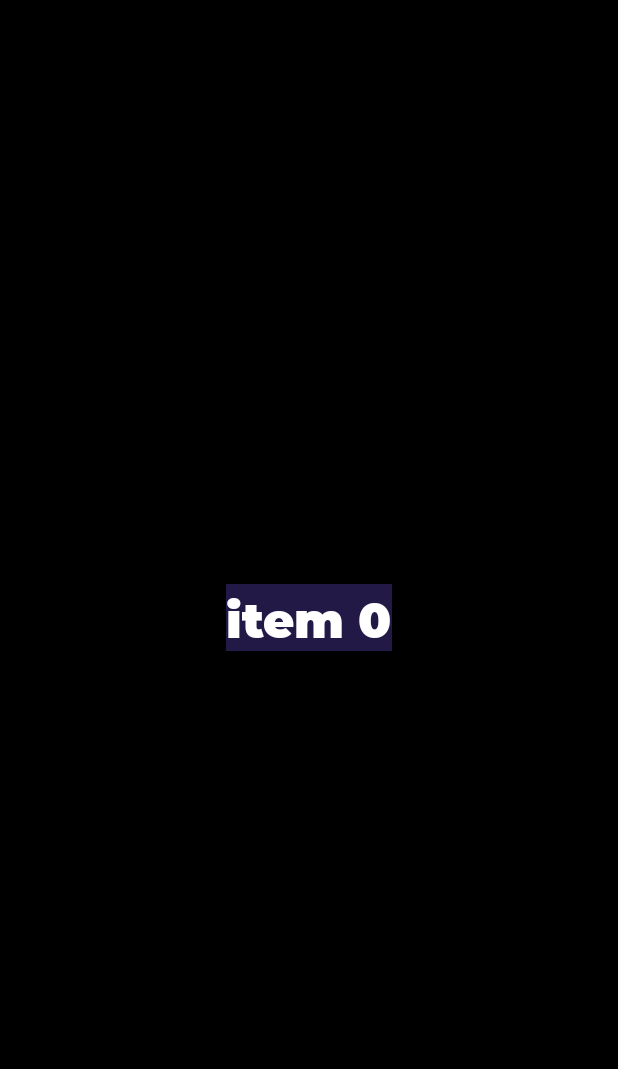
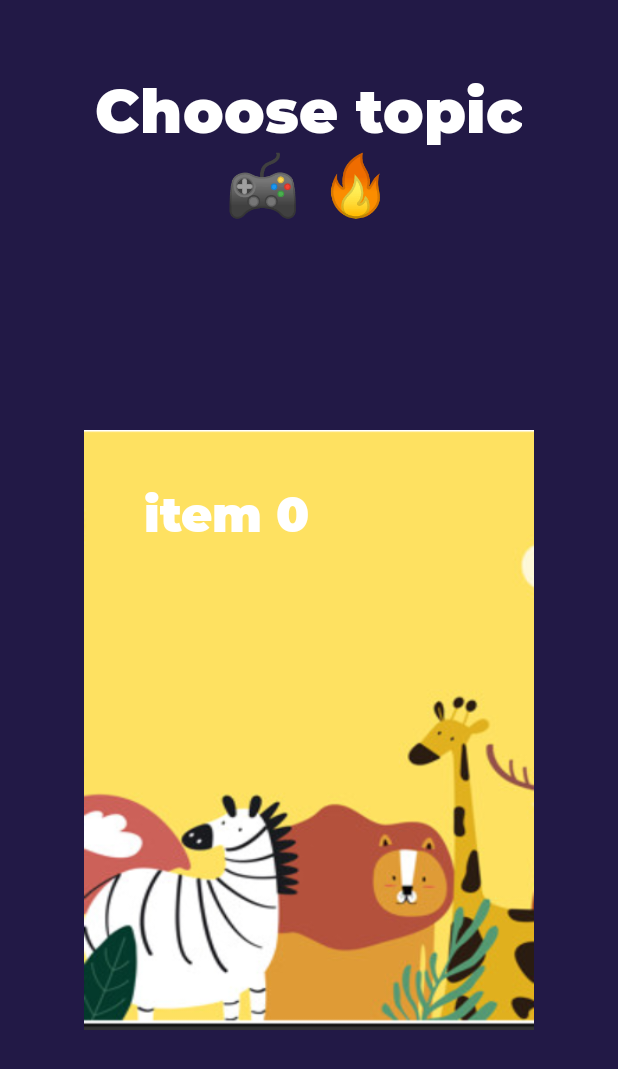
Before and after one commit to totenhund/CrocoUp, an Android app: the screen it shows after launch (MainActivity), on a phone screen of 412 x 824 dp. Shown: the top 1069 px of the screen. Run offline under Robolectric (Android 15) with nearby library versions, the phone set to English and light mode, and no system bars; our stand-ins replace Timber, data binding.

Commit message:
ViewPager2 layouts are redesigned

```diff
--- a/app/src/main/java/com/example/android/guesstheword/screens/title/ViewPagerAdapter.kt
+++ b/app/src/main/java/com/example/android/guesstheword/screens/title/ViewPagerAdapter.kt
@@ -10,10 +10,8 @@
 class ViewPagerAdapter : RecyclerView.Adapter<PagerVH>() {
 
     private val colors = intArrayOf(
-            android.R.color.black,
-            android.R.color.holo_red_light,
-            android.R.color.holo_blue_dark,
-            android.R.color.holo_purple
+            R.drawable.animals,
+            android.R.color.holo_blue_dark
     )
 
     override fun onCreateViewHolder(parent: ViewGroup, viewType: Int): PagerVH =
@@ -23,7 +21,7 @@
 
     override fun onBindViewHolder(holder: PagerVH, position: Int) = holder.itemView.run {
         tvTitle.text = "item $position"
-        container.setBackgroundResource(colors[position])
+        play_card_container.setBackgroundResource(colors[position])
     }
 }
 
--- a/app/src/main/res/layout/item_page.xml
+++ b/app/src/main/res/layout/item_page.xml
@@ -1,17 +1,34 @@
 <?xml version="1.0" encoding="utf-8"?>
-<RelativeLayout xmlns:android="http://schemas.android.com/apk/res/android"
+<androidx.constraintlayout.widget.ConstraintLayout xmlns:android="http://schemas.android.com/apk/res/android"
+    xmlns:app="http://schemas.android.com/apk/res-auto"
     xmlns:tools="http://schemas.android.com/tools"
     android:id="@+id/container"
     android:layout_width="match_parent"
     android:layout_height="match_parent">
 
-    <androidx.appcompat.widget.AppCompatTextView
-        android:id="@+id/tvTitle"
-        android:textColor="@android:color/white"
-        android:layout_width="wrap_content"
-        android:layout_centerInParent="true"
-        tools:text= "item"
-        android:textSize="32sp"
-        android:layout_height="wrap_content" />
+    <androidx.constraintlayout.widget.ConstraintLayout
+        android:id="@+id/play_card_container"
+        android:layout_width="300dp"
+        android:layout_height="400dp"
+        app:layout_constraintBottom_toBottomOf="parent"
+        app:layout_constraintEnd_toEndOf="parent"
+        app:layout_constraintStart_toStartOf="parent"
+        app:layout_constraintTop_toTopOf="parent">
 
-</RelativeLayout>
+        <androidx.appcompat.widget.AppCompatTextView
+            android:id="@+id/tvTitle"
+            android:layout_width="wrap_content"
+            android:layout_height="wrap_content"
+            android:layout_centerInParent="true"
+            android:layout_marginTop="32dp"
+            android:textColor="@android:color/white"
+            android:textSize="32sp"
+            app:layout_constraintEnd_toEndOf="parent"
+            app:layout_constraintHorizontal_bias="0.212"
+            app:layout_constraintStart_toStartOf="parent"
+            app:layout_constraintTop_toTopOf="parent"
+            tools:text="item" />
+
+    </androidx.constraintlayout.widget.ConstraintLayout>
+
+</androidx.constraintlayout.widget.ConstraintLayout>
--- a/app/src/main/res/layout/title_fragment.xml
+++ b/app/src/main/res/layout/title_fragment.xml
@@ -8,12 +8,28 @@
         android:id="@+id/title_layout"
         android:layout_width="match_parent"
         android:layout_height="match_parent"
+        android:background="@color/main_background"
         tools:context=".screens.title.TitleFragment">
+
+        <androidx.appcompat.widget.AppCompatTextView
+            android:id="@+id/titleTextView"
+            android:layout_width="wrap_content"
+            android:layout_height="wrap_content"
+            android:layout_marginTop="44dp"
+            android:textAlignment="center"
+            android:text="@string/title_screen_header"
+            android:textSize="40sp"
+            app:layout_constraintEnd_toEndOf="parent"
+            app:layout_constraintHorizontal_bias="0.496"
+            app:layout_constraintStart_toStartOf="parent"
+            app:layout_constraintTop_toTopOf="parent" />
 
         <androidx.viewpager2.widget.ViewPager2
             android:id="@+id/viewPager2"
             android:layout_width="match_parent"
-            android:layout_height="match_parent"/>
+            android:layout_height="400dp"
+            app:layout_constraintBottom_toBottomOf="parent"
+            app:layout_constraintTop_toBottomOf="@+id/titleTextView" />
 
     </androidx.constraintlayout.widget.ConstraintLayout>
 </layout>
--- a/app/src/main/res/values/strings.xml
+++ b/app/src/main/res/values/strings.xml
@@ -26,4 +26,5 @@
     <string name="word_is">The word is…</string>
     <string name="quote_format">\"%s\"</string>
     <string name="score_format">Current Score: %d</string>
+    <string name="title_screen_header">Choose topic\n&#127918; &#128293;</string>
 </resources>
--- a/app/src/main/res/values/styles.xml
+++ b/app/src/main/res/values/styles.xml
@@ -20,7 +20,7 @@
     <style name="AppTheme" parent="Theme.AppCompat.Light.NoActionBar">
         <!-- Customize your theme here. -->
         <item name="fontFamily">@font/montebold</item>
-        <item name="android:background">@color/main_background</item>
+<!--        <item name="android:background">@color/main_background</item>-->
         <item name="colorPrimary">@color/colorPrimary</item>
         <item name="colorPrimaryDark">@color/colorPrimaryDark</item>
         <item name="colorAccent">@color/colorAccent</item>
```
Also changed, not shown: app/src/main/res/drawable/animals.png (added).
